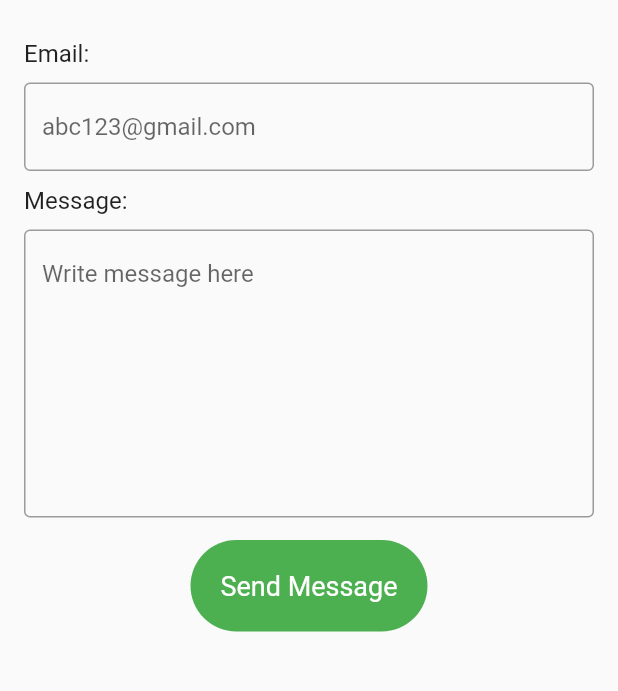
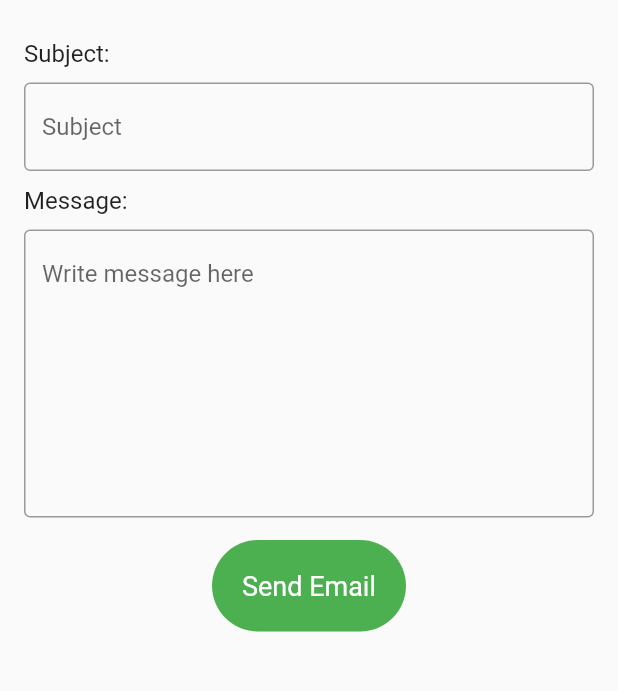
Before and after one commit to yashj-occipitaltech/occipital_project, a Flutter app: the ContactScreen screen opened directly, on a phone screen of 412 x 824 dp, the part 84-775 px from its top. Run offline on Flutter 3.47's test engine with Material 2 defaults, Android fonts, the phone set to English and light mode, and no system bars; our stand-ins replace charts_flutter, connectivity, data_connection_checker, dio, firebase_auth, flutter_image_compress and 11 more; missing offline and left inert: flutter_circular_chart, flutter_email_sender, flutter_image, flutter_uploader, geocoder, location_permissions and 1 more; accounts and stored records are empty; generated files the repository leaves out were written again; network calls fail.

Commit message:
fixed all bugs given

```diff
--- a/lib/main.dart
+++ b/lib/main.dart
@@ -82,7 +82,9 @@ class _MyAppState extends State<MyApp> {
               '/signup': (context) => SignUpScreen(),
               '/loginotp': (context) => LoginOTPScreen()
             },
-            title: 'Flutter Demo',
+            title: 'Agrograde',
+            // darkTheme: ThemeData.dark(),
+            // themeMode: ThemeMode.dark,
             theme: ThemeData(
               primarySwatch: Colors.green,
 
--- a/lib/scoped_models/user_model.dart
+++ b/lib/scoped_models/user_model.dart
@@ -157,6 +157,7 @@ class UserModel extends Model {
     final SharedPreferences prefs = await SharedPreferences.getInstance();
 
     prefs.remove('token');
+    prefs.setString('token', null);
     prefs.setString('userType', null);
     prefs.setString('phoneNo', null);
     prefs.setString('token', null);
--- a/lib/screens/ContactScreen.dart
+++ b/lib/screens/ContactScreen.dart
@@ -1,6 +1,8 @@
 import 'package:flutter/material.dart';
+import 'package:flutter_email_sender/flutter_email_sender.dart';
 import 'package:occipital_tech/util/AppDrawer.dart';
 import 'package:occipital_tech/util/widgets.dart';
+import 'package:url_launcher/url_launcher.dart';
 
 class ContactScreen extends StatefulWidget {
   @override
@@ -11,13 +13,13 @@ class _ContactScreenState extends State<ContactScreen> {
   final _formKeyContacts = GlobalKey<FormState>();
 
   String _message = "";
-  String _email = "";
+  String subject = "";
 
   @override
   Widget build(BuildContext context) {
     return Scaffold(
       drawer: AppDrawer(),
-      appBar: Widgets.appBar('Contact Us',backToHome:true,context:context),
+      appBar: Widgets.appBar('Contact Us', backToHome: true, context: context),
       body: Form(
         key: _formKeyContacts,
         child: SingleChildScrollView(
@@ -27,8 +29,8 @@ class _ContactScreenState extends State<ContactScreen> {
               crossAxisAlignment: CrossAxisAlignment.start,
               mainAxisSize: MainAxisSize.max,
               children: <Widget>[
-                Widgets.labelText("Email:"),
-                emailInput(),
+                Widgets.labelText("Subject:"),
+                subjectInput(),
                 Widgets.labelText("Message:"),
                 messageInput(),
                 SizedBox(height: 15.0),
@@ -41,24 +43,24 @@ class _ContactScreenState extends State<ContactScreen> {
     );
   }
 
-  Widget emailInput() {
+  Widget subjectInput() {
     return TextFormField(
         validator: (String val) {
           if (val.isEmpty) {
-            return 'Please enter email';
+            return 'Please enter subject';
           }
-          if (!RegExp(
-                  r"[a-z0-9!#$%&'*+/=?^_`{|}~-]+(?:\.[a-z0-9!#$%&'*+/=?^_`{|}~-]+)*@(?:[a-z0-9](?:[a-z0-9-]*[a-z0-9])?\.)+[a-z0-9](?:[a-z0-9-]*[a-z0-9])?")
-              .hasMatch(val)) {
-            return 'Please enter correct email ';
-          }
+          // if (!RegExp(
+          //         r"[a-z0-9!#$%&'*+/=?^_`{|}~-]+(?:\.[a-z0-9!#$%&'*+/=?^_`{|}~-]+)*@(?:[a-z0-9](?:[a-z0-9-]*[a-z0-9])?\.)+[a-z0-9](?:[a-z0-9-]*[a-z0-9])?")
+          //     .hasMatch(val)) {
+          //   return 'Please enter correct email ';
+          // }
           return null;
         },
-        onChanged: (String email) {
-          _email = email;
+        onChanged: (String subject) {
+          subject = subject;
         },
         decoration: InputDecoration(
-            hintText: 'abc123@gmail.com', border: OutlineInputBorder()));
+            hintText: 'Subject', border: OutlineInputBorder()));
   }
 
   Widget messageInput() {
@@ -77,29 +79,33 @@ class _ContactScreenState extends State<ContactScreen> {
             hintText: 'Write message here', border: OutlineInputBorder()));
   }
 
-
-  Widget submitButton(){
+  Widget submitButton() {
     return InkWell(
-      onTap: ()async{
+      onTap: () async {
         _submitForm();
       },
       child: Container(
         decoration: BoxDecoration(
-          color: Theme.of(context).primaryColor,
-
-          borderRadius: BorderRadius.circular(50.0)
-        ),
+            color: Theme.of(context).primaryColor,
+            borderRadius: BorderRadius.circular(50.0)),
         padding: EdgeInsets.all(20.0),
-        child: Text('Send Message',style: TextStyle(color: Colors.white,fontSize: 18.0)) ,
+        child: Text('Send Email',
+            style: TextStyle(color: Colors.white, fontSize: 18.0)),
       ),
     );
   }
 
-  _submitForm() async{
-    if(_formKeyContacts.currentState.validate()){
+  _submitForm() async {
+    if (_formKeyContacts.currentState.validate()) {
       _formKeyContacts.currentState.save();
-      print(_message);
-      print(_email);
+
+      final Email email = Email(
+        body: _message,
+        subject: subject,
+        recipients: ['contact@occipitaltech.com'],
+      );
+
+      await FlutterEmailSender.send(email);
     }
   }
 }
--- a/pubspec.yaml
+++ b/pubspec.yaml
@@ -53,6 +53,7 @@ dependencies:
   geocoder: ^0.2.1
   location_permissions: ^2.0.3
   share_extend: ^1.0.9
+  flutter_email_sender: ^2.0.3
 
 
 
```
Also changed, not shown: lib/screens/BottomNavigator.dart (+9 -22 lines), lib/screens/CommodityForm.dart (+34 -30 lines), lib/screens/LoginOTPScreen.dart (+5 -3 lines), lib/screens/OrderDataTiles.dart (+24 -9 lines), lib/screens/PreviousData.dart (+22 -2 lines), lib/screens/SignUpScreen.dart (+15 -1 lines), lib/util/AppDrawer.dart (+12 -4 lines), pubspec.lock, 11 other files.
